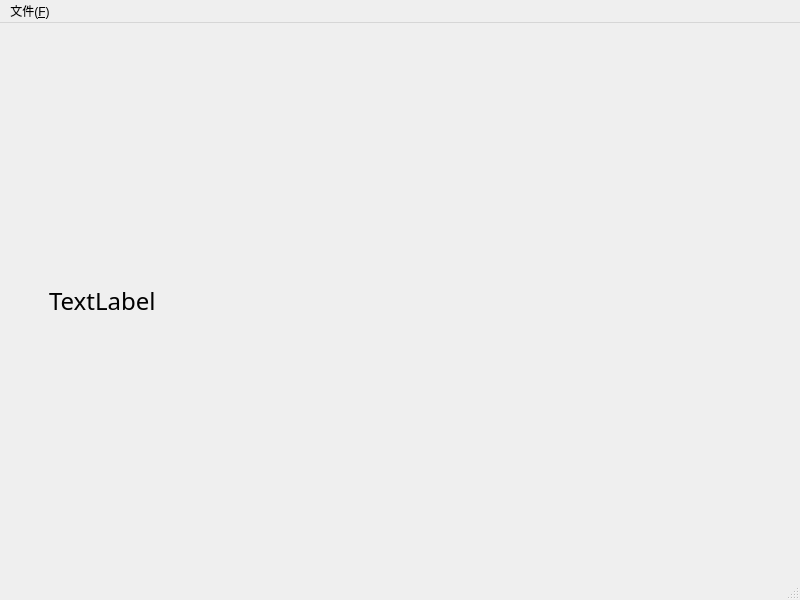
Old version of the form GUI.ui in the repository icanerandy/BeautyCamera.
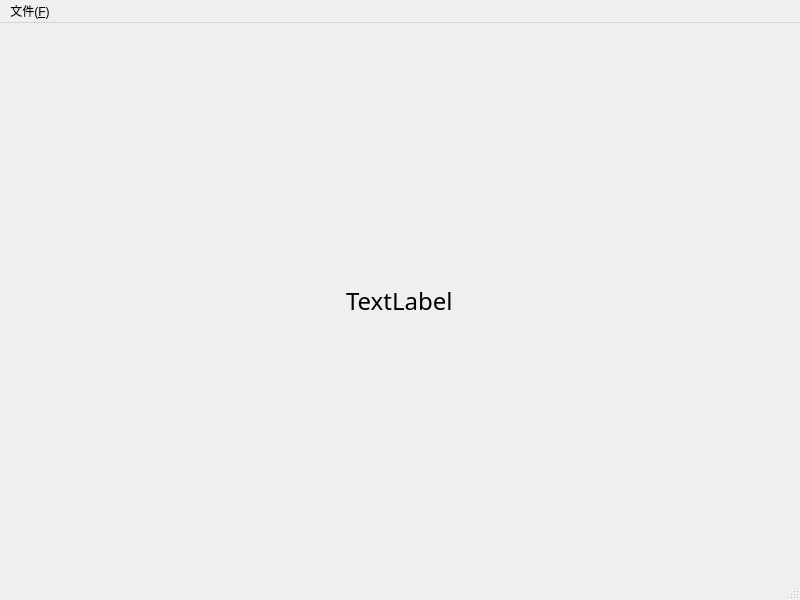
New version of the form.

Commit message: 完成了摄像头捕捉

Patch:
```diff
--- a/GUI.ui
+++ b/GUI.ui
@@ -17,23 +17,7 @@
    <layout class="QGridLayout" name="gridLayout">
     <item row="0" column="0">
      <layout class="QHBoxLayout" name="horizontalLayout">
-      <item>
-       <spacer name="horizontalSpacer">
-        <property name="orientation">
-         <enum>Qt::Horizontal</enum>
-        </property>
-        <property name="sizeType">
-         <enum>QSizePolicy::Minimum</enum>
-        </property>
-        <property name="sizeHint" stdset="0">
-         <size>
-          <width>40</width>
-          <height>20</height>
-         </size>
-        </property>
-       </spacer>
-      </item>
-      <item>
+      <item alignment="Qt::AlignHCenter">
        <widget class="QLabel" name="label">
         <property name="font">
          <font>
```
Left out of the diff: 12 changed lines with no effect on the pictures. The commit also changes 2 other files.
